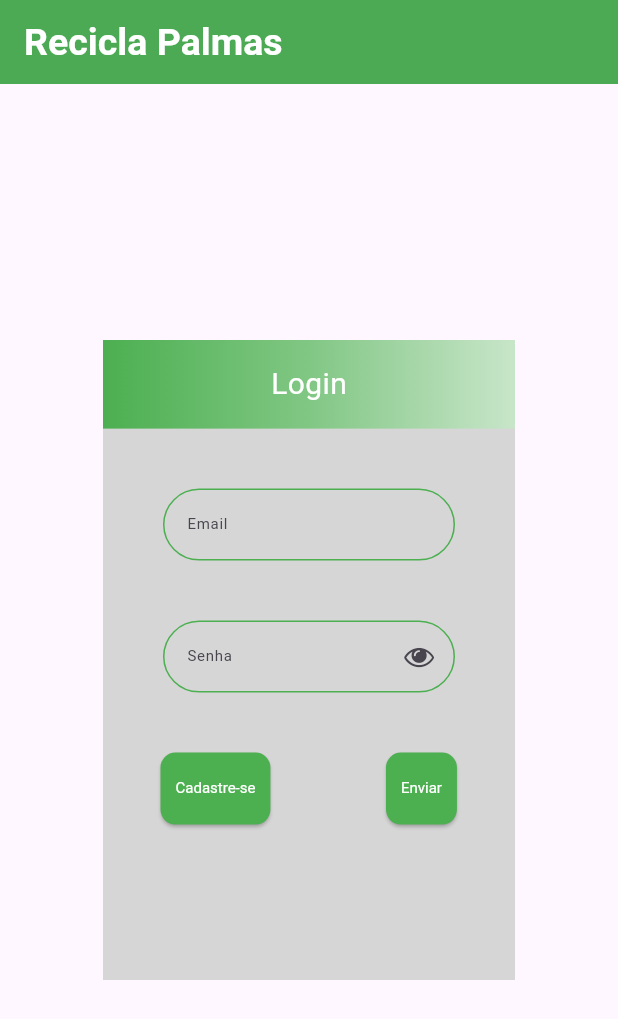
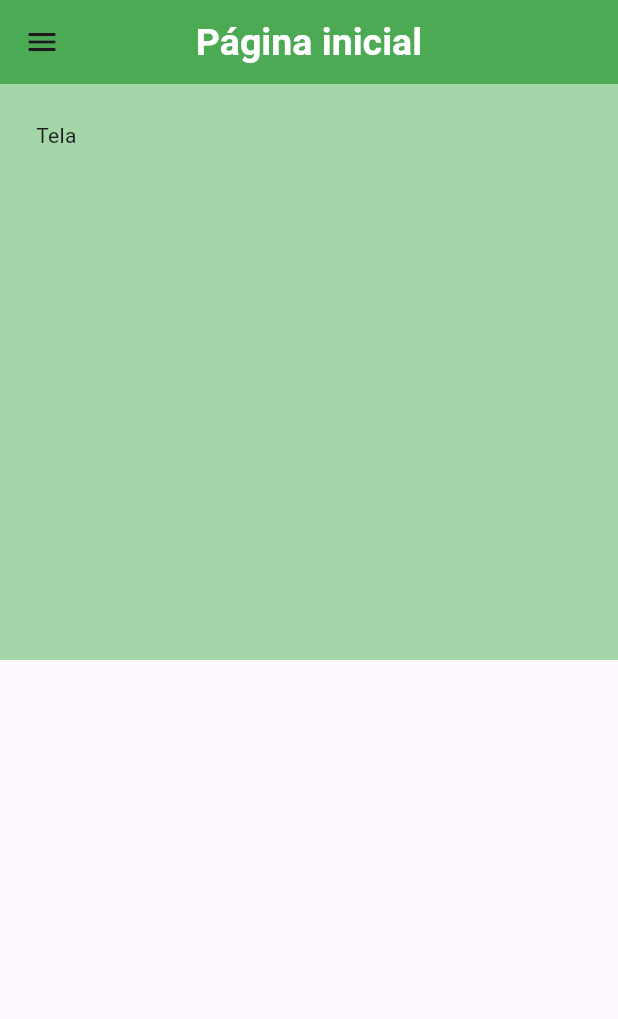
Before and after one commit to Brenokardoso/Recicla-Palmas, a Flutter app: the screen it shows once a user with an empty profile is signed in, on a phone screen of 412 x 824 dp. Shown: the top 1019 px of the screen. Run offline on Flutter 3.47's test engine with Material 3 defaults, Android fonts, the light colour scheme and no system bars; our stand-ins replace supabase_flutter; missing offline and left inert: validatorless; accounts and stored records are empty.

Commit message:
Montando a tela de home

```diff
--- a/lib/app/core/themes/app_bar_theme.dart
+++ b/lib/app/core/themes/app_bar_theme.dart
@@ -4,6 +4,7 @@ import 'package:recicla_palmas/app/core/themes/custom_colors.dart';
 AppBarTheme appBarTheme = AppBarTheme(
   color: CustomColors.green500,
   elevation: 1,
+  centerTitle: true,
   titleTextStyle: const TextStyle(
     fontSize: 25,
     fontWeight: FontWeight.bold,
--- a/lib/app/core/utils/routes.dart
+++ b/lib/app/core/utils/routes.dart
@@ -1,10 +1,13 @@
 import 'package:flutter/material.dart';
 import 'package:recicla_palmas/app/modules/auth/auth_page.dart';
+import 'package:recicla_palmas/app/modules/home/home_page.dart';
 
 class Routes {
   static String authRoute = "/auth";
+  static String homeRoute = "/home";
 }
 
 Map<String, Widget Function(BuildContext)> myRoutes = {
-  Routes.authRoute: (context) => const AuthPage()
+  Routes.authRoute: (context) => const AuthPage(),
+  Routes.homeRoute : (context) => const HomePage(),
 };
--- /dev/null
+++ b/lib/app/core/widgets/drawer.dart
@@ -0,0 +1,20 @@
+import 'package:flutter/material.dart';
+import 'package:recicla_palmas/app/core/themes/custom_colors.dart';
+
+Drawer customDrawer(List<Widget> itens) {
+  return Drawer(
+    backgroundColor: CustomColors.cardColor,
+    elevation: 1,
+    shape: const RoundedRectangleBorder(
+      borderRadius: BorderRadius.zero,
+      side: BorderSide.none,
+    ),
+    shadowColor: Colors.black38,
+    child: Column(
+      mainAxisAlignment: MainAxisAlignment.start,
+      crossAxisAlignment: CrossAxisAlignment.center,
+      mainAxisSize: MainAxisSize.min,
+      children: itens,
+    ),
+  );
+}
--- /dev/null
+++ b/lib/app/core/widgets/drawer_itens.dart
@@ -0,0 +1,32 @@
+import 'package:flutter/material.dart';
+import 'package:recicla_palmas/app/core/database/supabase_auth.dart';
+import 'package:recicla_palmas/app/core/database/supabase_db.dart';
+
+class DrawerItens {
+  DrawerItens._();
+
+  static Widget logOutSystem(BuildContext context) {
+    return Flexible(
+      child: Row(
+        mainAxisAlignment: MainAxisAlignment.start,
+        crossAxisAlignment: CrossAxisAlignment.start,
+        mainAxisSize: MainAxisSize.max,
+        children: [
+          MouseRegion(
+            cursor: SystemMouseCursors.click,
+            child: GestureDetector(
+              onTap: () {
+                if (context.mounted) {
+                  SupabaseAuth.signOut(context);
+                }
+              },
+              child: const SizedBox(
+                child: Text("Sair"),
+              ),
+            ),
+          )
+        ],
+      ),
+    );
+  }
+}
--- a/lib/app/modules/auth/auth_page.dart
+++ b/lib/app/modules/auth/auth_page.dart
@@ -32,7 +32,9 @@ class _AuthPageState extends State<AuthPage> {
     changeForms;
     SupabaseDb.supabase.auth.onAuthStateChange.listen((authState) {
       if (authState.session != null) {
-        // Redirecione para a pagina desejada com pushReplacement
+        context.mounted
+            ? Navigator.of(context).pushReplacementNamed(Routes.homeRoute)
+            : null;
       } else {
         if (context.mounted) {
           Navigator.of(context).pushReplacementNamed(Routes.authRoute);
--- /dev/null
+++ b/lib/app/modules/home/home_page.dart
@@ -0,0 +1,43 @@
+import 'package:flutter/material.dart';
+import 'package:recicla_palmas/app/core/widgets/app_bar.dart';
+import 'package:recicla_palmas/app/core/widgets/drawer.dart';
+import 'package:recicla_palmas/app/core/widgets/drawer_itens.dart';
+
+class HomePage extends StatefulWidget {
+  const HomePage({super.key});
+
+  @override
+  State<HomePage> createState() => _HomePage();
+}
+
+class _HomePage extends State<HomePage> {
+  @override
+  Widget build(BuildContext context) {
+    return Scaffold(
+      appBar: customAppBar('Página inicial'),
+      drawer: customDrawer([
+        DrawerItens.logOutSystem(context),
+      ]),
+      body: LayoutBuilder(
+        builder: (context, constraints) {
+          return Container(
+            width: constraints.maxWidth,
+            height: constraints.maxHeight / 2,
+            color: Colors.green[200],
+            child: const Padding(
+              padding: EdgeInsets.all(24),
+              child: Column(
+                mainAxisAlignment: MainAxisAlignment.start,
+                crossAxisAlignment: CrossAxisAlignment.start,
+                mainAxisSize: MainAxisSize.min,
+                children: [
+                  Text("Tela"),
+                ],
+              ),
+            ),
+          );
+        },
+      ),
+    );
+  }
+}
```
